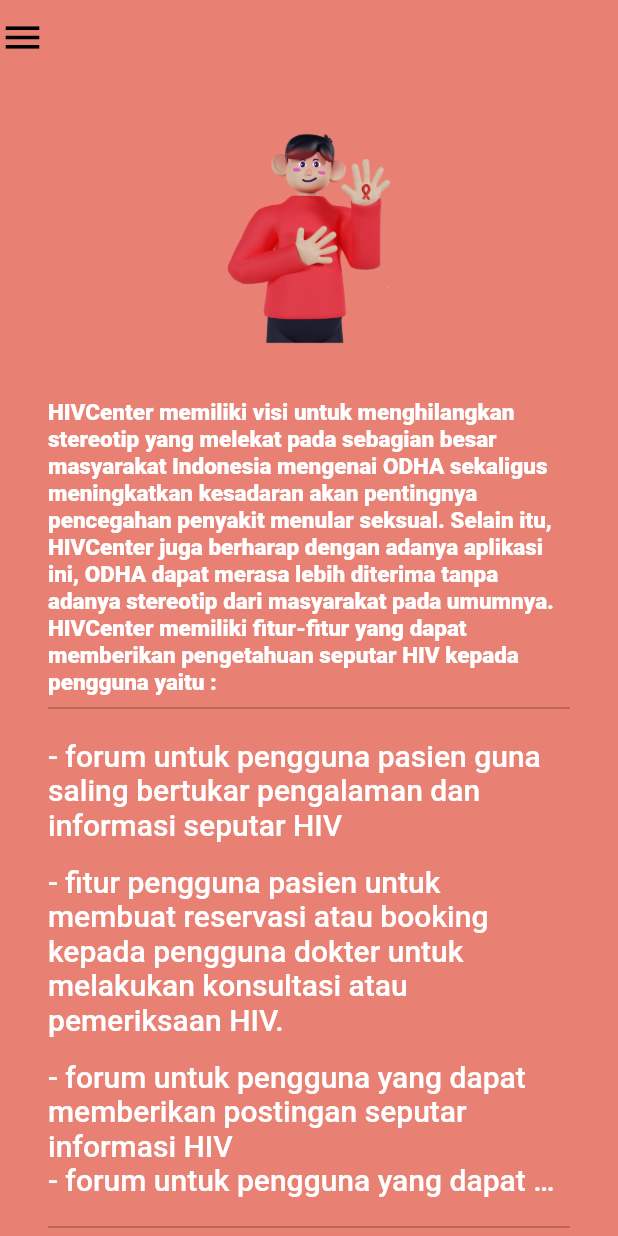
After one commit to Emilicos/D04-Mobile-HIVCenter, a Flutter app: the AboutUsPage screen opened directly, on a phone screen of 412 x 824 dp. The commit adds this screen. Run offline on Flutter 3.47's test engine with Material 2 defaults, Android fonts, the phone set to English and light mode, and no system bars; our stand-ins replace card_swiper, ionicons, percent_indicator; missing offline and left inert: pbp_django_auth; Roboto replaces fonts that are missing (Avenir).

Commit message:
add about page

```diff
--- /dev/null
+++ b/lib/pages/about_us.dart
@@ -0,0 +1,144 @@
+import 'package:flutter/material.dart';
+import 'package:tk_akhir/widgets/drawer.dart';
+
+import '../app_theme.dart';
+
+class AboutUsPage extends StatelessWidget {
+  const AboutUsPage({Key? key}) : super(key: key);
+
+  @override
+  Widget build(BuildContext context) {
+    return Scaffold(
+      backgroundColor: AppTheme.lightPink,
+      drawer: const DrawerClass('Experience'),
+      body: SafeArea(
+        bottom: false,
+        child: Stack(
+          children: [
+            SingleChildScrollView(
+              child: Column(
+                crossAxisAlignment: CrossAxisAlignment.start,
+                children: [
+                  const SizedBox(
+                    height: 10,
+                  ),
+                  Row(
+                    mainAxisAlignment: MainAxisAlignment.spaceBetween,
+                    children: <Widget>[
+                      Builder(
+                          builder: (context) => GestureDetector(
+                                onTap: () {
+                                  Scaffold.of(context).openDrawer();
+                                },
+                                child: const Icon(Icons.menu,
+                                    color: Colors.black, size: 30.0),
+                              )),
+                    ],
+                  ),
+                  Padding(
+                    padding: const EdgeInsets.all(32.0),
+                    child: Column(
+                      crossAxisAlignment: CrossAxisAlignment.start,
+                      children: const [
+                        Image(image: AssetImage('assets/images/asset1.png')),
+                        SizedBox(
+                          height: 20,
+                        ),
+                        Text(
+                          "HIVCenter memiliki visi untuk menghilangkan stereotip yang melekat pada sebagian besar masyarakat Indonesia mengenai ODHA sekaligus meningkatkan kesadaran akan pentingnya pencegahan penyakit menular seksual. Selain itu, HIVCenter juga berharap dengan adanya aplikasi ini, ODHA dapat merasa lebih diterima tanpa adanya stereotip dari masyarakat pada umumnya. HIVCenter memiliki fitur-fitur yang dapat memberikan pengetahuan seputar HIV kepada pengguna yaitu :",
+                          style: TextStyle(
+                              fontSize: 15,
+                              fontWeight: FontWeight.w900,
+                              color: Colors.white,
+                              fontFamily: 'Avenir'),
+                          textAlign: TextAlign.left,
+                          maxLines: 200,
+                          overflow: TextOverflow.ellipsis,
+                        ),
+                        Divider(
+                          color: Colors.black38,
+                        ),
+                        SizedBox(
+                          height: 12,
+                        ),
+                        Text(
+                          "- forum untuk pengguna pasien guna saling bertukar pengalaman dan informasi seputar HIV",
+                          overflow: TextOverflow.ellipsis,
+                          style: TextStyle(
+                              fontSize: 20,
+                              fontWeight: FontWeight.w500,
+                              color: Colors.white,
+                              fontFamily: 'Avenir'),
+                          textAlign: TextAlign.left,
+                          maxLines: 5,
+                        ),
+                        SizedBox(
+                          height: 15,
+                        ),
+                        Text(
+                          "- fitur pengguna pasien untuk membuat reservasi atau booking kepada pengguna dokter untuk melakukan konsultasi atau pemeriksaan HIV.",
+                          overflow: TextOverflow.ellipsis,
+                          style: TextStyle(
+                              fontSize: 20,
+                              fontWeight: FontWeight.w500,
+                              color: Colors.white,
+                              fontFamily: 'Avenir'),
+                          textAlign: TextAlign.left,
+                          maxLines: 5,
+                        ),
+                        SizedBox(
+                          height: 15,
+                        ),
+                        Text(
+                          "- forum untuk pengguna yang dapat memberikan postingan seputar informasi HIV",
+                          overflow: TextOverflow.ellipsis,
+                          style: TextStyle(
+                              fontSize: 20,
+                              fontWeight: FontWeight.w500,
+                              color: Colors.white,
+                              fontFamily: 'Avenir'),
+                          textAlign: TextAlign.left,
+                          maxLines: 5,
+                        ),
+                        Text(
+                          "- forum untuk pengguna yang dapat memberikan feedback",
+                          overflow: TextOverflow.ellipsis,
+                          style: TextStyle(
+                              fontSize: 20,
+                              fontWeight: FontWeight.w500,
+                              color: Colors.white,
+                              fontFamily: 'Avenir'),
+                          textAlign: TextAlign.left,
+                        ),
+                        SizedBox(
+                          height: 12,
+                        ),
+                        Divider(
+                          color: Colors.black38,
+                        ),
+                        Text(
+                          "Fitur-fitur tersebut disediakan sebagai upaya penyuluhan dan tindakan preventif HIV. Dengan adanya fitur-fitur yang disediakan pada HIVCenter diharapkan dapat mengedukasi masyarakat tentang info seputar HIV, dapat mengubah stigma negatif masyarakat terhadap pengidap HIV, dan juga yang paling penting adalah dapat mengurangi kasus HIV yang ada di Indonesia.",
+                          overflow: TextOverflow.ellipsis,
+                          style: TextStyle(
+                              fontSize: 20,
+                              fontWeight: FontWeight.w500,
+                              color: Colors.white,
+                              fontFamily: 'Avenir'),
+                          textAlign: TextAlign.left,
+                          maxLines: 200,
+                        ),
+                        SizedBox(
+                          height: 10,
+                        ),
+                      ],
+                    ),
+                  ),
+                ],
+              ),
+            ),
+          ],
+        ),
+      ),
+    );
+  }
+}
--- a/lib/pages/homepage.dart
+++ b/lib/pages/homepage.dart
@@ -4,6 +4,7 @@ import 'package:pbp_django_auth/pbp_django_auth.dart';
 import 'package:percent_indicator/percent_indicator.dart';
 import 'package:provider/provider.dart';
 import 'package:tk_akhir/app_theme.dart';
+import 'package:tk_akhir/pages/about_us.dart';
 import 'package:tk_akhir/pages/login_page.dart';
 import 'package:tk_akhir/pages/misconceptions.dart';
 import 'package:tk_akhir/widgets/drawer.dart';
@@ -155,20 +156,25 @@ class _HomePageState extends State<Homepage> {
                             ],
                           ),
                           const SizedBox(height: 15.0),
-                          const TileColumn(
+                          GestureDetector(
+                            onTap: () => Navigator.push(
+                                context,
+                                MaterialPageRoute(
+                                    builder: (context) => const AboutUsPage())),
+                            child: const TileColumn(
                               icon: CupertinoIcons.arrow_down_right,
                               iconBackgroundColor: AppTheme.darkBeige,
                               title: 'About Us',
                               subtitle: 'Lorem Ipsum',
                             ),
-                          const SizedBox(
-                            height : 20.0
                           ),
+                          const SizedBox(height: 20.0),
                           GestureDetector(
                             onTap: () => Navigator.push(
                                 context,
                                 MaterialPageRoute(
-                                builder: (context) => const MisconceptionsPage())),
+                                    builder: (context) =>
+                                        const MisconceptionsPage())),
                             child: const TileColumn(
                               icon: CupertinoIcons.arrow_down_right,
                               iconBackgroundColor: AppTheme.pink,
@@ -179,8 +185,6 @@ class _HomePageState extends State<Homepage> {
                           const SizedBox(
                             height: 15.0,
                           ),
-
-
                           const SizedBox(height: 15.0),
                         ],
                       ),
```
Lines whose indentation alone changed are shown as unchanged.
